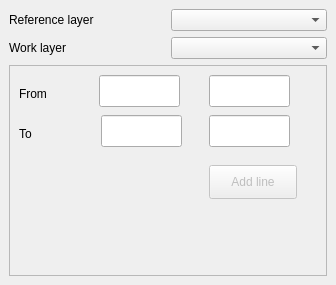
Above: localcoordinates_dockwidget_base.ui from sickel/localdigitizer before the change. Below: the same form after it.
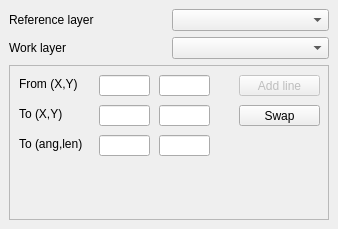
That is the form after the change. Custom widgets are drawn as their Qt base class.

Commit message: Corrected bug on negative coordinates, added function for swap end points, showing calculated end point coordinates

Diff of the .ui file:
```diff
--- a/localcoordinates_dockwidget_base.ui
+++ b/localcoordinates_dockwidget_base.ui
@@ -6,8 +6,8 @@
    <rect>
     <x>0</x>
     <y>0</y>
-    <width>336</width>
-    <height>285</height>
+    <width>338</width>
+    <height>229</height>
    </rect>
   </property>
   <property name="windowTitle">
@@ -55,26 +55,26 @@
        <property name="geometry">
         <rect>
          <x>10</x>
-         <y>20</y>
-         <width>58</width>
+         <y>10</y>
+         <width>71</width>
          <height>18</height>
         </rect>
        </property>
        <property name="text">
-        <string>From</string>
+        <string>From (X,Y)</string>
        </property>
       </widget>
       <widget class="QLabel" name="label_4">
        <property name="geometry">
         <rect>
          <x>10</x>
-         <y>60</y>
+         <y>40</y>
          <width>58</width>
          <height>18</height>
         </rect>
        </property>
        <property name="text">
-        <string>To</string>
+        <string>To (X,Y)</string>
        </property>
       </widget>
       <widget class="QLineEdit" name="lefromX">
@@ -82,38 +82,38 @@
         <rect>
          <x>90</x>
          <y>10</y>
-         <width>81</width>
-         <height>32</height>
+         <width>51</width>
+         <height>21</height>
         </rect>
        </property>
       </widget>
       <widget class="QLineEdit" name="lefromY">
        <property name="geometry">
         <rect>
-         <x>200</x>
+         <x>150</x>
          <y>10</y>
-         <width>81</width>
-         <height>32</height>
+         <width>51</width>
+         <height>21</height>
         </rect>
        </property>
       </widget>
       <widget class="QLineEdit" name="letoX">
        <property name="geometry">
         <rect>
-         <x>92</x>
-         <y>50</y>
-         <width>81</width>
-         <height>32</height>
+         <x>90</x>
+         <y>40</y>
+         <width>51</width>
+         <height>21</height>
         </rect>
        </property>
       </widget>
       <widget class="QLineEdit" name="letoY">
        <property name="geometry">
         <rect>
-         <x>200</x>
-         <y>50</y>
-         <width>81</width>
-         <height>32</height>
+         <x>150</x>
+         <y>40</y>
+         <width>51</width>
+         <height>21</height>
         </rect>
        </property>
       </widget>
@@ -123,16 +123,68 @@
        </property>
        <property name="geometry">
         <rect>
-         <x>200</x>
-         <y>100</y>
-         <width>88</width>
-         <height>34</height>
+         <x>230</x>
+         <y>10</y>
+         <width>81</width>
+         <height>21</height>
         </rect>
        </property>
        <property name="text">
         <string>Add line</string>
        </property>
       </widget>
+      <widget class="QLabel" name="label_5">
+       <property name="geometry">
+        <rect>
+         <x>10</x>
+         <y>70</y>
+         <width>81</width>
+         <height>18</height>
+        </rect>
+       </property>
+       <property name="text">
+        <string>To (ang,len)</string>
+       </property>
+      </widget>
+      <widget class="QLineEdit" name="leangle">
+       <property name="geometry">
+        <rect>
+         <x>90</x>
+         <y>70</y>
+         <width>51</width>
+         <height>21</height>
+        </rect>
+       </property>
+       <property name="toolTip">
+        <string extracomment="Angle from Y axis - used when to XY is blank"/>
+       </property>
+      </widget>
+      <widget class="QLineEdit" name="lelength">
+       <property name="geometry">
+        <rect>
+         <x>150</x>
+         <y>70</y>
+         <width>51</width>
+         <height>21</height>
+        </rect>
+       </property>
+       <property name="toolTip">
+        <string extracomment="Length"/>
+       </property>
+      </widget>
+      <widget class="QPushButton" name="pbSwap">
+       <property name="geometry">
+        <rect>
+         <x>230</x>
+         <y>40</y>
+         <width>81</width>
+         <height>21</height>
+        </rect>
+       </property>
+       <property name="text">
+        <string>Swap</string>
+       </property>
+      </widget>
      </widget>
     </item>
    </layout>
```
The commit also changes 3 other files.
